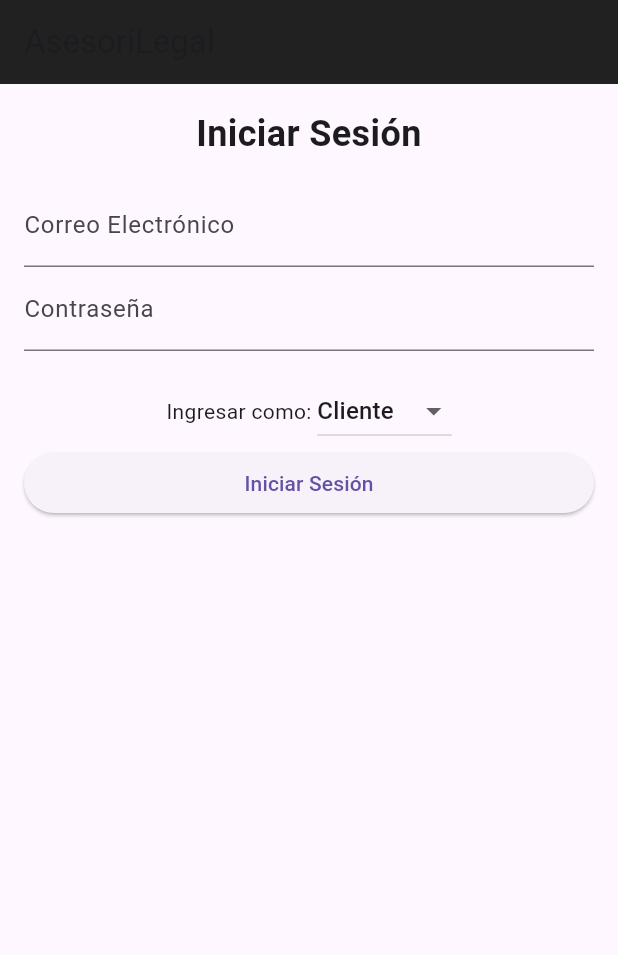
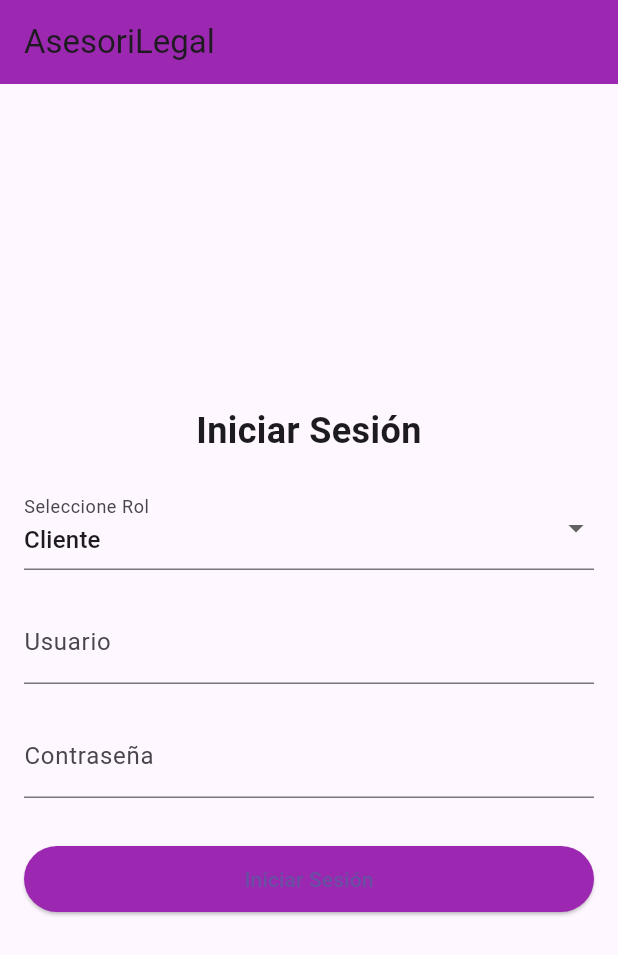
Before and after one commit to AxcelVillagran/PrototipoSI, a Flutter app: the screen it shows after launch, on a phone screen of 412 x 824 dp. Shown: the top 955 px of the screen. Run offline on Flutter 3.47's test engine with Material 3 defaults, Android fonts, the light colour scheme and no system bars; our stand-ins replace file_picker.

Commit message:
Changes made

```diff
--- a/lib/main.dart
+++ b/lib/main.dart
@@ -1,6 +1,7 @@
 import 'package:flutter/material.dart';
 import 'screens/login_screen.dart';
-
+import 'screens/cliente_actions_screen.dart';
+import 'screens/abogado_actions_screen.dart';
 void main() {
   runApp(MyApp());
 }
@@ -10,10 +11,13 @@ class MyApp extends StatelessWidget {
   Widget build(BuildContext context) {
     return MaterialApp(
       title: 'AsesoriLegal',
-      theme: ThemeData(
-        primarySwatch: Colors.blue,
-      ),
-      home: LoginScreen(),
+      theme: ThemeData(primarySwatch: Colors.purple),
+      initialRoute: '/',
+      routes: {
+        '/': (context) => LoginScreen(),
+        '/cliente': (context) => ClienteActionsScreen(),
+        '/abogado': (context) => AbogadoActionsScreen(),
+      },
     );
   }
 }
--- /dev/null
+++ b/lib/models/tramite_model.dart
@@ -0,0 +1,6 @@
+class Tramite {
+  final String title;
+  final List<String> documents;
+
+  Tramite({required this.title, required this.documents});
+}
--- a/lib/screens/buscar_abogados_screen.dart
+++ b/lib/screens/buscar_abogados_screen.dart
@@ -37,7 +37,7 @@ class _BuscarAbogadosScreenState extends State<BuscarAbogadosScreen> {
     return Scaffold(
       appBar: AppBar(
         title: Text("Buscar Abogados"),
-        backgroundColor: Colors.grey[900],
+        backgroundColor: Colors.white,
       ),
       body: Padding(
         padding: const EdgeInsets.all(16.0),
--- a/lib/screens/login_screen.dart
+++ b/lib/screens/login_screen.dart
@@ -1,6 +1,6 @@
 import 'package:flutter/material.dart';
 import 'cliente_actions_screen.dart';
-import 'solicitudes_asesoria_screen.dart';
+import 'abogado_actions_screen.dart';
 
 class LoginScreen extends StatefulWidget {
   @override
@@ -8,20 +8,20 @@ class LoginScreen extends StatefulWidget {
 }
 
 class _LoginScreenState extends State<LoginScreen> {
-  final TextEditingController emailController = TextEditingController();
-  final TextEditingController passwordController = TextEditingController();
-  bool isCliente = true;
+  final TextEditingController _usernameController = TextEditingController();
+  final TextEditingController _passwordController = TextEditingController();
+  String _selectedRole = "Cliente";
 
-  void handleLogin() {
-    if (isCliente) {
-      Navigator.push(
+  void _login() {
+    if (_selectedRole == "Cliente") {
+      Navigator.pushReplacement(
         context,
         MaterialPageRoute(builder: (context) => ClienteActionsScreen()),
       );
-    } else {
-      Navigator.push(
+    } else if (_selectedRole == "Abogado") {
+      Navigator.pushReplacement(
         context,
-        MaterialPageRoute(builder: (context) => SolicitudesAsesoriaScreen()),
+        MaterialPageRoute(builder: (context) => AbogadoActionsScreen()),
       );
     }
   }
@@ -31,58 +31,58 @@ class _LoginScreenState extends State<LoginScreen> {
     return Scaffold(
       appBar: AppBar(
         title: Text("AsesoriLegal"),
-        backgroundColor: Colors.grey[900],
+        backgroundColor: Colors.purple,
       ),
-      body: Padding(
+      body: Center(
+        child: Padding(
           padding: const EdgeInsets.all(16.0),
           child: Column(
+            mainAxisAlignment: MainAxisAlignment.center,
             crossAxisAlignment: CrossAxisAlignment.stretch,
             children: [
               Text(
-              'Iniciar Sesión',
+                "Iniciar Sesión",
                 style: TextStyle(fontSize: 24, fontWeight: FontWeight.bold),
                 textAlign: TextAlign.center,
               ),
-            SizedBox(height: 16),
-            TextField(
-              controller: emailController,
-              decoration: InputDecoration(labelText: 'Correo Electrónico'),
+              SizedBox(height: 20),
+              DropdownButtonFormField<String>(
+                value: _selectedRole,
+                items: ["Cliente", "Abogado"]
+                    .map((role) => DropdownMenuItem(
+                          value: role,
+                          child: Text(role),
+                        ))
+                    .toList(),
+                onChanged: (value) {
+                  setState(() {
+                    _selectedRole = value!;
+                  });
+                },
+                decoration: InputDecoration(labelText: "Seleccione Rol"),
               ),
-            TextField(
-              controller: passwordController,
-              decoration: InputDecoration(labelText: 'Contraseña'),
+              SizedBox(height: 20),
+              TextFormField(
+                controller: _usernameController,
+                decoration: InputDecoration(labelText: "Usuario"),
+              ),
+              SizedBox(height: 20),
+              TextFormField(
+                controller: _passwordController,
+                decoration: InputDecoration(labelText: "Contraseña"),
                 obscureText: true,
               ),
-            SizedBox(height: 16),
-            Row(
-              mainAxisAlignment: MainAxisAlignment.center,
-              children: [
-                Text("Ingresar como: "),
-                DropdownButton<bool>(
-                  value: isCliente,
-                  items: [
-                    DropdownMenuItem(
-                      value: true,
-                      child: Text("Cliente"),
+              SizedBox(height: 30),
+              ElevatedButton(
+                onPressed: _login,
+                child: Text("Iniciar Sesión"),
+                style: ElevatedButton.styleFrom(
+                  backgroundColor: Colors.purple,
+                  padding: EdgeInsets.symmetric(vertical: 12),
                 ),
-                    DropdownMenuItem(
-                      value: false,
-                      child: Text("Abogado"),
-                    ),
-                  ],
-                  onChanged: (value) {
-                    setState(() {
-                      isCliente = value!;
-                    });
-                  },
               ),
             ],
           ),
-            ElevatedButton(
-              onPressed: handleLogin,
-              child: Text('Iniciar Sesión'),
-            ),
-          ],
         ),
       ),
     );
```
Also changed, not shown: lib/screens/abogado_actions_screen.dart (added, +59 -0 lines), lib/screens/chat_details_screen.dart (added, +64 -0 lines), lib/screens/chat_screen.dart (added, +65 -0 lines), lib/screens/cliente_actions_screen.dart (+56 -23 lines), lib/screens/mis_asesorias_screen.dart (added, +44 -0 lines), lib/screens/mis_solicitudes_screen.dart (added, +59 -0 lines), lib/screens/publicar_oferta_screen.dart (added, +62 -0 lines), lib/screens/subir_reclamo_screen.dart (+4 -4 lines), lib/screens/tramite_detail_screen.dart (added, +36 -0 lines), lib/screens/tramites_legales_screen.dart (added, +51 -0 lines). Lines whose indentation alone changed are shown as unchanged.
